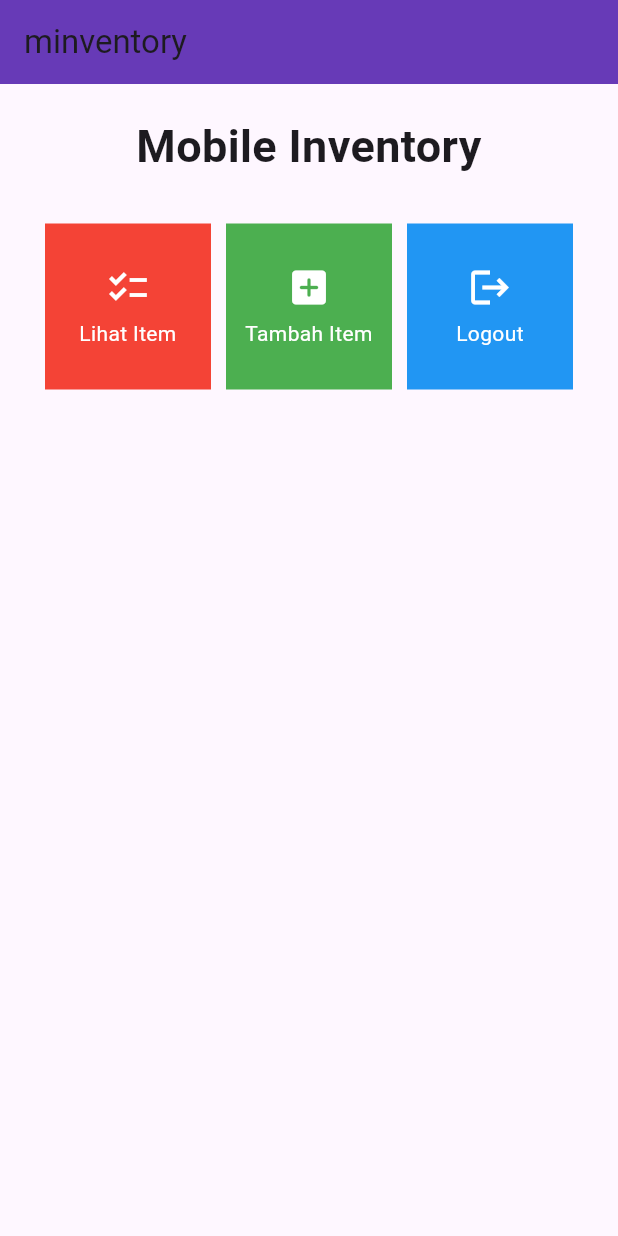
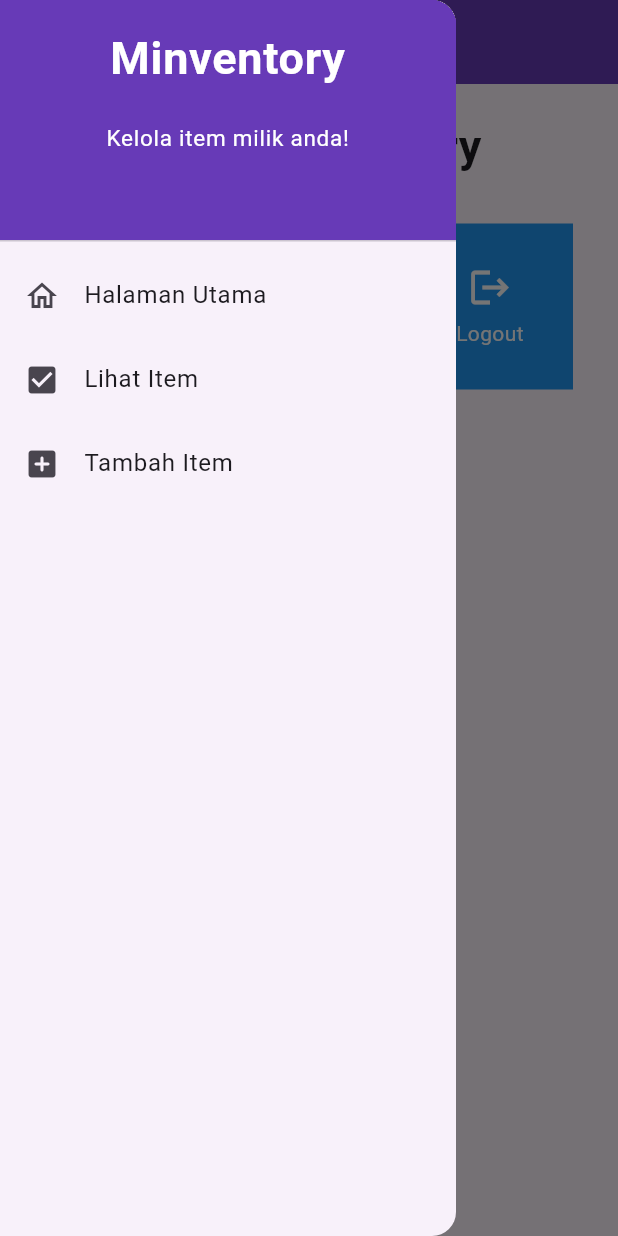
Before and after one commit to WinotoHasyim/minventory, a Flutter app: the screen it shows after launch, with the side drawer open (before the commit the screen has no drawer), on a phone screen of 412 x 824 dp. Run offline on Flutter 3.47's test engine with Material 2 defaults, Android fonts, the phone set to English and light mode, and no system bars.

Commit message:
Tugas 8 PBP

```diff
--- a/lib/main.dart
+++ b/lib/main.dart
@@ -1,4 +1,4 @@
-import 'package:minventory/menu.dart';
+import 'package:minventory/screens/menu.dart';
 import 'package:flutter/material.dart';
 
 void main() {
--- a/lib/menu.dart
+++ b/lib/screens/menu.dart
@@ -1,12 +1,15 @@
 import 'package:flutter/material.dart';
+// Impor drawer widget
+import 'package:minventory/widgets/left_drawer.dart';
+import 'package:minventory/widgets/prompt_card.dart';
 
 class MyHomePage extends StatelessWidget {
   MyHomePage({Key? key}) : super(key: key);
 
-  final List<ItemBox> items = [
-    ItemBox("Lihat Item", Icons.checklist),
-    ItemBox("Tambah Item", Icons.add_box_rounded),
-    ItemBox("Logout", Icons.logout),
+  final List<InventoryPrompt> items = [
+    InventoryPrompt("Lihat Item", Icons.checklist),
+    InventoryPrompt("Tambah Item", Icons.add_box_rounded),
+    InventoryPrompt("Logout", Icons.logout),
   ];
 
   // This widget is the home page of your application. It is stateful, meaning
@@ -23,10 +26,13 @@ class MyHomePage extends StatelessWidget {
     return Scaffold(
       appBar: AppBar(
         title: const Text(
-          'minventory',
+          'Minventory',
         ),
         backgroundColor: Colors.deepPurple,
+        foregroundColor: Colors.white,
       ),
+      // Masukkan drawer sebagai parameter nilai drawer dari widget Scaffold
+      drawer: const LeftDrawer(),
       body: SingleChildScrollView(
         // Widget wrapper yang dapat discroll
         child: Padding(
@@ -55,9 +61,9 @@ class MyHomePage extends StatelessWidget {
                 mainAxisSpacing: 10,
                 crossAxisCount: 3,
                 shrinkWrap: true,
-                children: items.map((ItemBox item) {
+                children: items.map((InventoryPrompt item) {
                   // Iterasi untuk setiap item
-                  return Card(item);
+                  return PromptCard(item);
                 }).toList(),
               ),
             ],
@@ -67,67 +73,3 @@ class MyHomePage extends StatelessWidget {
     );
   }
 }
-
-class ItemBox {
-  final String name;
-  final IconData icon;
-
-  ItemBox(this.name, this.icon);
-}
-
-class Card extends StatelessWidget {
-  final ItemBox item;
-
-  const Card(this.item, {super.key}); // Constructor
-
-  @override
-  Widget build(BuildContext context) {
-
-    Color backgroundColor;
-    if (item.name == "Lihat Item") {
-      backgroundColor = Colors.red;
-    } else if (item.name == "Tambah Item") {
-      backgroundColor = Colors.green;
-    } else if (item.name == "Logout") {
-      backgroundColor = Colors.blue;
-    } else {
-      backgroundColor = Colors.indigo;
-    }
-
-    return Material(
-      child: InkWell(
-        // Area responsive terhadap sentuhan
-        onTap: () {
-          // Memunculkan SnackBar ketika diklik
-          ScaffoldMessenger.of(context)
-            ..hideCurrentSnackBar()
-            ..showSnackBar(SnackBar(
-                content: Text("Kamu telah menekan tombol ${item.name}!")));
-        },
-        child: Container(
-          // Container untuk menyimpan Icon dan Text
-          color: backgroundColor,
-          padding: const EdgeInsets.all(8),
-          child: Center(
-            child: Column(
-              mainAxisAlignment: MainAxisAlignment.center,
-              children: [
-                Icon(
-                  item.icon,
-                  color: Colors.white,
-                  size: 30.0,
-                ),
-                const Padding(padding: EdgeInsets.all(3)),
-                Text(
-                  item.name,
-                  textAlign: TextAlign.center,
-                  style: const TextStyle(color: Colors.white),
-                ),
-              ],
-            ),
-          ),
-        ),
-      ),
-    );
-  }
-}
--- /dev/null
+++ b/lib/widgets/left_drawer.dart
@@ -0,0 +1,82 @@
+import 'package:flutter/material.dart';
+import 'package:minventory/screens/menu.dart';
+import 'package:minventory/screens/inventory_form.dart';
+import 'package:minventory/screens/inventory_list.dart';
+
+class LeftDrawer extends StatelessWidget {
+  const LeftDrawer({super.key});
+
+  @override
+  Widget build(BuildContext context) {
+    return Drawer(
+      child: ListView(
+        children: [
+          const DrawerHeader(
+            decoration: BoxDecoration(
+              color: Colors.deepPurple,
+            ),
+            child: Column(
+              children: [
+                Text(
+                  'Minventory',
+                  textAlign: TextAlign.center,
+                  style: TextStyle(
+                    fontSize: 30,
+                    fontWeight: FontWeight.bold,
+                    color: Colors.white,
+                  ),
+                ),
+                Padding(padding: EdgeInsets.all(10)),
+                Text(
+                  "Kelola item milik anda!",
+                  textAlign: TextAlign.center,
+                  style: TextStyle(
+                    fontSize: 15,
+                    fontWeight: FontWeight.normal,
+                    color: Colors.white,
+                  ),
+                ),
+              ],
+            ),
+          ),
+          ListTile(
+            leading: const Icon(Icons.home_outlined),
+            title: const Text('Halaman Utama'),
+            // Bagian redirection ke MyHomePage
+            onTap: () {
+              Navigator.pushReplacement(
+                  context,
+                  MaterialPageRoute(
+                    builder: (context) => MyHomePage(),
+                  ));
+            },
+          ),
+          ListTile(
+            leading: const Icon(Icons.check_box),
+            title: const Text('Lihat Item'),
+            // Bagian redirection ke ShopFormPage
+            onTap: () {
+              Navigator.push(
+                  context,
+                  MaterialPageRoute(
+                    builder: (context) => InventoryListPage(),
+                  ));
+            },
+          ),
+          ListTile(
+            leading: const Icon(Icons.add_box_rounded),
+            title: const Text('Tambah Item'),
+            // Bagian redirection ke ShopFormPage
+            onTap: () {
+              Navigator.push(
+                context,
+                MaterialPageRoute(
+                  builder: (context) => const InventoryFormPage(),
+                ));
+            },
+          ),
+        ],
+      ),
+    );
+  }
+}
--- /dev/null
+++ b/lib/widgets/prompt_card.dart
@@ -0,0 +1,84 @@
+import 'package:flutter/material.dart';
+import 'package:minventory/screens/inventory_form.dart';
+import 'package:minventory/screens/inventory_list.dart';
+
+class InventoryPrompt {
+  final String name;
+  final IconData icon;
+
+  InventoryPrompt(this.name, this.icon);
+}
+
+class PromptCard extends StatelessWidget {
+  final InventoryPrompt item;
+
+  const PromptCard(this.item, {super.key}); // Constructor
+
+  @override
+  Widget build(BuildContext context) {
+
+    Color backgroundColor;
+    if (item.name == "Lihat Item") {
+      backgroundColor = Colors.red;
+    } else if (item.name == "Tambah Item") {
+      backgroundColor = Colors.green;
+    } else if (item.name == "Logout") {
+      backgroundColor = Colors.blue;
+    } else {
+      backgroundColor = Colors.indigo;
+    }
+
+    return Material(
+      child: InkWell(
+        // Area responsive terhadap sentuhan
+        onTap: () {
+          // Memunculkan SnackBar ketika diklik
+          ScaffoldMessenger.of(context)
+            ..hideCurrentSnackBar()
+            ..showSnackBar(SnackBar(
+                content: Text("Kamu telah menekan tombol ${item.name}!")));
+
+          // Navigate ke route yang sesuai (tergantung jenis tombol)
+          if (item.name == "Tambah Item") {
+            Navigator.push(
+                context,
+                MaterialPageRoute(
+                  builder: (context) => const InventoryFormPage(),
+                ));
+          }
+          else if (item.name == "Lihat Item") {
+            Navigator.push(
+                context,
+                MaterialPageRoute(
+                  builder: (context) => InventoryListPage(),
+                ));
+          }
+
+        },
+        child: Container(
+          // Container untuk menyimpan Icon dan Text
+          color: backgroundColor,
+          padding: const EdgeInsets.all(8),
+          child: Center(
+            child: Column(
+              mainAxisAlignment: MainAxisAlignment.center,
+              children: [
+                Icon(
+                  item.icon,
+                  color: Colors.white,
+                  size: 30.0,
+                ),
+                const Padding(padding: EdgeInsets.all(3)),
+                Text(
+                  item.name,
+                  textAlign: TextAlign.center,
+                  style: const TextStyle(color: Colors.white),
+                ),
+              ],
+            ),
+          ),
+        ),
+      ),
+    );
+  }
+}
```
Also changed, not shown: lib/screens/inventory_form.dart (added, +169 -0 lines), lib/screens/inventory_list.dart (added, +56 -0 lines), 1 other file.
